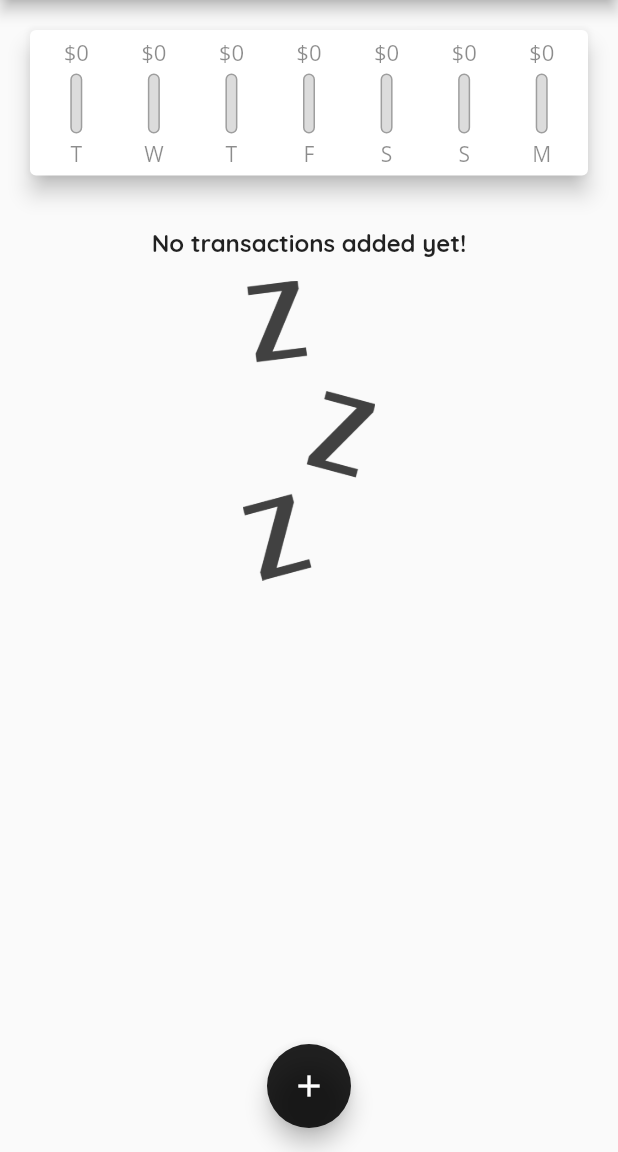
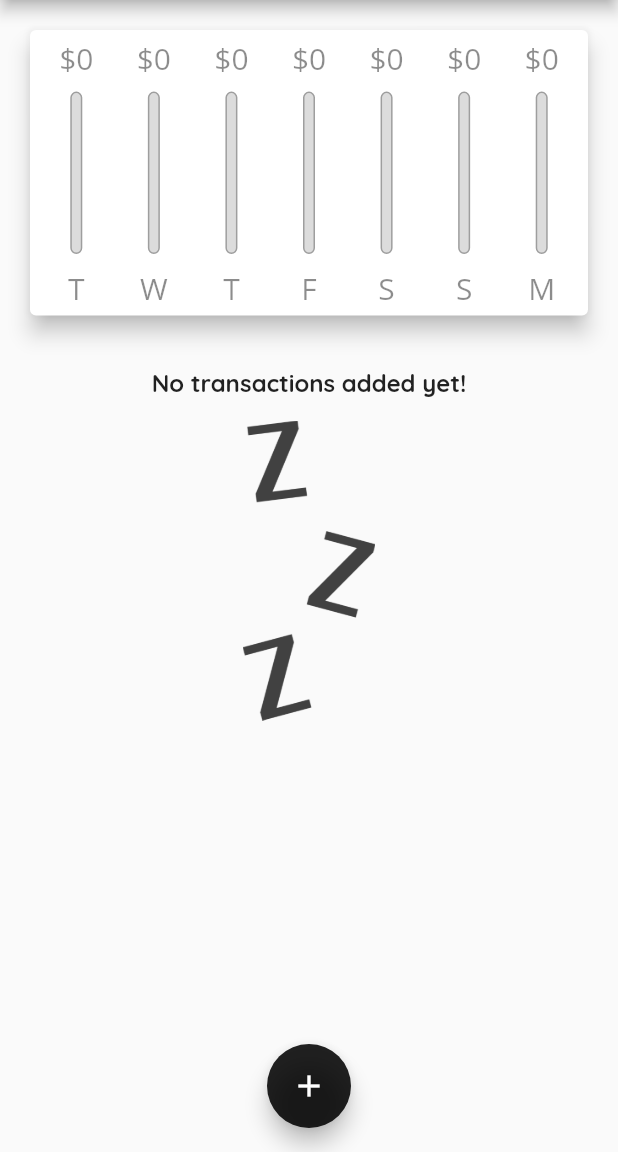
Before and after one commit to GrafSoul/expenses-planner-flutter, a Flutter app: the screen it shows after launch, on a phone screen of 412 x 824 dp, the part 84-1236 px from its top. Run offline on Flutter 3.47's test engine with Material 2 defaults, Android fonts, the phone set to English and light mode, and no system bars.

Commit message:
feat: Added calculating sizes dynamically for main widgets.

```diff
--- a/lib/main.dart
+++ b/lib/main.dart
@@ -111,8 +111,7 @@ class _MyHomePageState extends State<MyHomePage> {
 
   @override
   Widget build(BuildContext context) {
-    return Scaffold(
-      appBar: AppBar(
+    final appBar = AppBar(
       title: const Text('Expenses Planner'),
       actions: [
         IconButton(
@@ -120,11 +119,26 @@ class _MyHomePageState extends State<MyHomePage> {
           icon: const Icon(Icons.add),
         ),
       ],
-      ),
+    );
+
+    return Scaffold(
+      appBar: appBar,
       body: SingleChildScrollView(
         child: Column(children: [
-          Chart(_recentTransactions),
-          TransactionList(_userTransactions, _deleteTransactions),
+          SizedBox(
+            height: ((MediaQuery.of(context).size.height -
+                        appBar.preferredSize.height) -
+                    MediaQuery.of(context).padding.top) *
+                0.3,
+            child: Chart(_recentTransactions),
+          ),
+          SizedBox(
+            height: ((MediaQuery.of(context).size.height -
+                        appBar.preferredSize.height) -
+                    MediaQuery.of(context).padding.top) *
+                0.7,
+            child: TransactionList(_userTransactions, _deleteTransactions),
+          ),
         ]),
       ),
       floatingActionButtonLocation: FloatingActionButtonLocation.centerFloat,
--- a/lib/widgets/chart.dart
+++ b/lib/widgets/chart.dart
@@ -49,7 +49,6 @@ class Chart extends StatelessWidget {
         padding: const EdgeInsets.all(5),
         child: Row(
           mainAxisAlignment: MainAxisAlignment.spaceAround,
-
           children: groupedTransactionViews.map((data) {
             return Flexible(
               flex: 2,
--- a/lib/widgets/chart_bar.dart
+++ b/lib/widgets/chart_bar.dart
@@ -11,18 +11,20 @@ class ChartBar extends StatelessWidget {
 
   @override
   Widget build(BuildContext context) {
+    return LayoutBuilder(builder: (context, constraints) {
       return Column(
         children: <Widget>[
           SizedBox(
-          height: 20,
+            height: constraints.maxHeight * 0.15,
             child: FittedBox(
-            child: Text('\$${spendingAmount.toStringAsFixed(0)}')
+                child: Text('\$${spendingAmount.toStringAsFixed(0)}')),
           ),
+          SizedBox(
+            height: constraints.maxHeight * 0.05,
           ),
-        const SizedBox(height: 4),
           SizedBox(
             width: 8,
-          height: 40,
+            height: constraints.maxHeight * 0.6,
             child: Stack(
               children: <Widget>[
                 Container(
@@ -44,9 +46,15 @@ class ChartBar extends StatelessWidget {
               ],
             ),
           ),
-        const SizedBox(height: 4),
-        Text(label),
+          SizedBox(height: constraints.maxHeight * 0.05,),
+          SizedBox(
+            height: constraints.maxHeight * 0.15,
+            child: FittedBox(
+              child: Text(label),
+            ),
+          ),
         ],
       );
+    });
   }
 }
--- a/lib/widgets/transaction_list.dart
+++ b/lib/widgets/transaction_list.dart
@@ -13,7 +13,6 @@ class TransactionList extends StatelessWidget {
   @override
   Widget build(BuildContext context) {
     return SizedBox(
-      height: 500,
       child: transactions.isEmpty
           ? Column(
               children: <Widget>[
```
Lines whose indentation alone changed are shown as unchanged.
